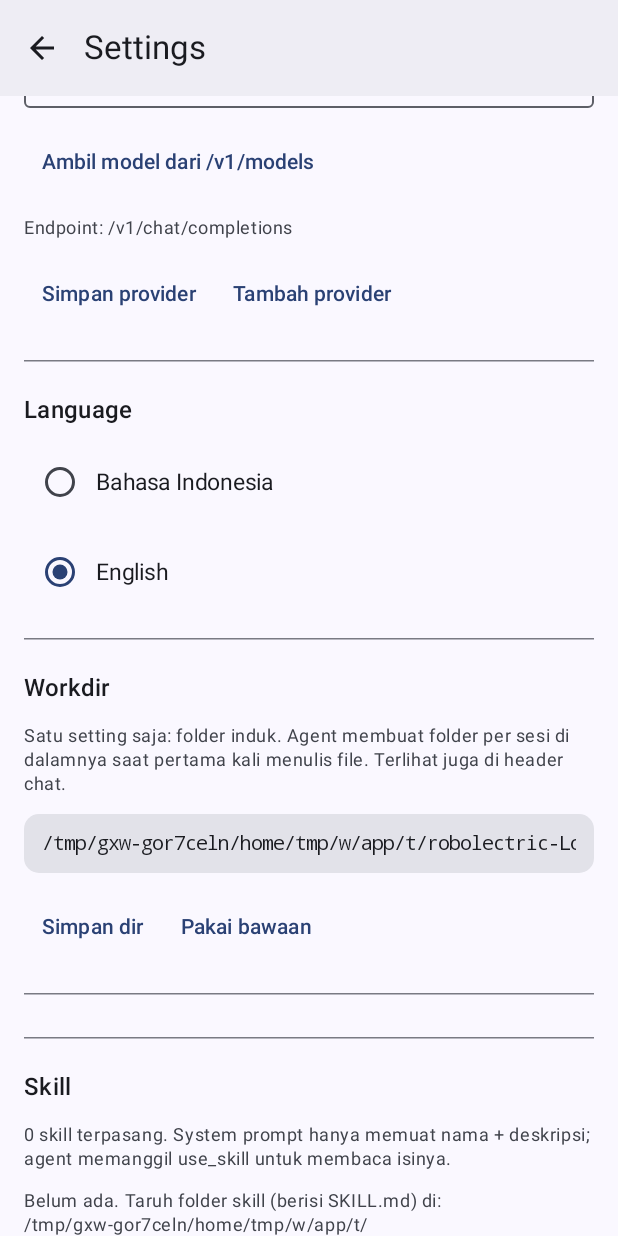
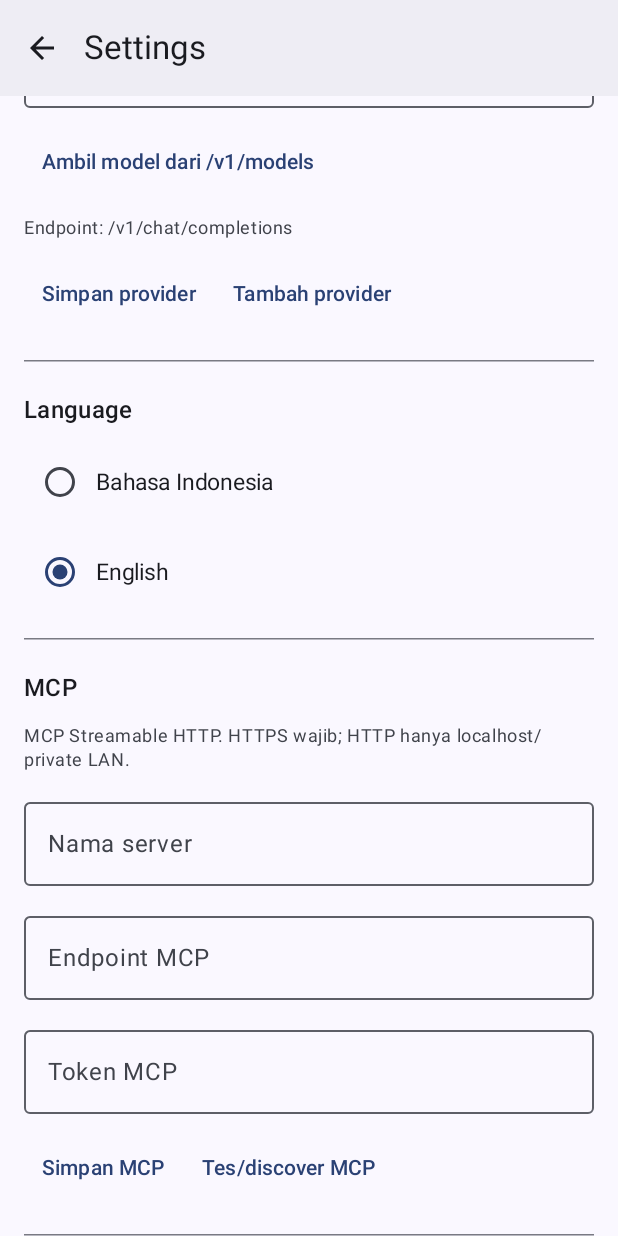
Before and after one commit to zevanoo/NovaAgent, an Android app built with Jetpack Compose: the composable SettingsScreen shown on its own in the app's theme, scrolled down 532 dp, on a phone screen of 412 x 824 dp. Run offline under Robolectric (Android 15) with nearby library versions, the phone set to English and light mode, and no system bars.

Commit message:
feat: add mcp server settings

```diff
--- a/app/src/main/java/com/novaagent/app/ui/SettingsScreen.kt
+++ b/app/src/main/java/com/novaagent/app/ui/SettingsScreen.kt
@@ -55,6 +55,7 @@ import com.novaagent.app.data.I18n
 import com.novaagent.app.data.AppFiles
 import com.novaagent.app.data.Limits
 import com.novaagent.app.data.MemoryFiles
+import com.novaagent.app.net.McpClient
 import com.novaagent.app.data.ProviderConfig
 import com.novaagent.app.data.Settings
 import com.novaagent.app.data.Skills
@@ -89,6 +90,10 @@ fun SettingsScreen(onBack: () -> Unit) {
     var skillEpoch by remember { mutableStateOf(0) }
     var note by remember { mutableStateOf("") }
     val scope = rememberCoroutineScope()
+    var mcpName by remember { mutableStateOf("") }
+    var mcpEndpoint by remember { mutableStateOf("") }
+    var mcpToken by remember { mutableStateOf("") }
+    var mcpStatus by remember { mutableStateOf("") }
 
     val termuxStatus = TermuxBridge.status(context)
     val workdir = Workspace.defaultDir(context)
@@ -245,7 +250,30 @@ fun SettingsScreen(onBack: () -> Unit) {
             }
 
             Divider()
+            Section("MCP")
+            BodyText("MCP Streamable HTTP. HTTPS wajib; HTTP hanya localhost/private LAN.")
+            OutlinedTextField(value = mcpName, onValueChange = { mcpName = it }, label = { Text("Nama server") }, singleLine = true, modifier = Modifier.fillMaxWidth())
+            OutlinedTextField(value = mcpEndpoint, onValueChange = { mcpEndpoint = it }, label = { Text("Endpoint MCP") }, singleLine = true, modifier = Modifier.fillMaxWidth())
+            OutlinedTextField(value = mcpToken, onValueChange = { mcpToken = it }, label = { Text("Token MCP") }, singleLine = true, visualTransformation = PasswordVisualTransformation(), modifier = Modifier.fillMaxWidth())
+            Row {
+                TextButton(onClick = {
+                    val list = McpClient.servers(context).filterNot { it.name == mcpName } + McpClient.Server(mcpName.trim(), mcpEndpoint.trim(), mcpToken)
+                    McpClient.save(context, list)
+                    mcpStatus = "MCP server disimpan."
+                }) { Text("Simpan MCP") }
+                TextButton(onClick = {
+                    scope.launch { mcpStatus = withContext(Dispatchers.IO) { runCatching { "${McpClient.listTools(context).size} MCP tools ditemukan." }.getOrElse { "MCP gagal: ${it.message}" } } }
+                }) { Text("Tes/discover MCP") }
+            }
+            McpClient.servers(context).forEach { server ->
+                Row(Modifier.fillMaxWidth(), verticalAlignment = Alignment.CenterVertically) {
+                    Text("${server.name}: ${server.endpoint}", modifier = Modifier.weight(1f), style = MaterialTheme.typography.labelSmall)
+                    TextButton(onClick = { McpClient.save(context, McpClient.servers(context).filterNot { it.name == server.name }); mcpStatus = "MCP dihapus." }) { Text("Hapus") }
+                }
+            }
+            if (mcpStatus.isNotBlank()) BodyText(mcpStatus)
 
+            Divider()
             Section("Workdir")
             BodyText(
                 "Satu setting saja: folder induk. Agent membuat folder per sesi di dalamnya " +
```
